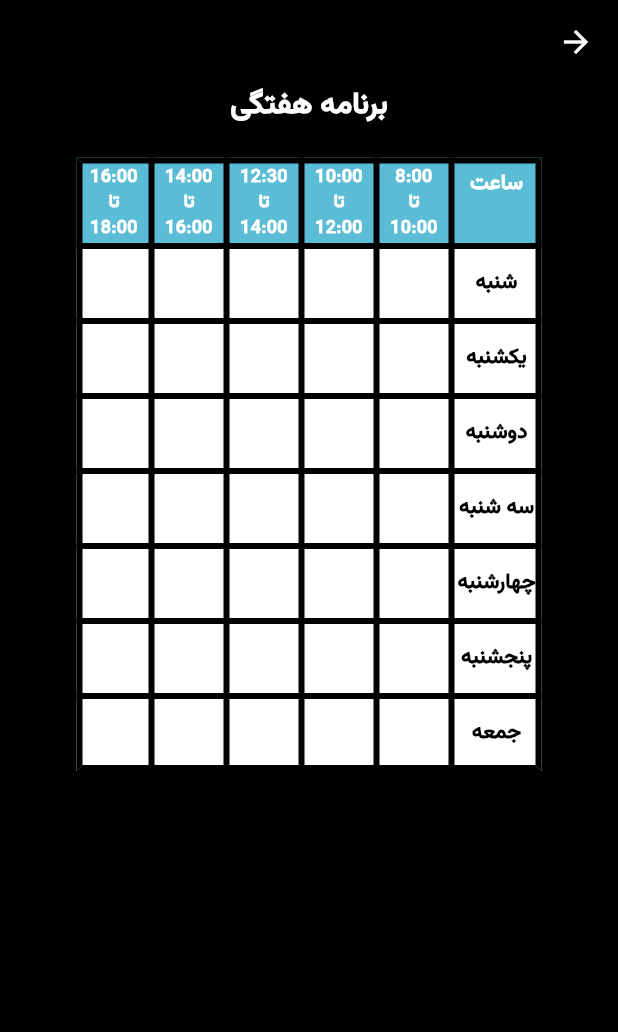
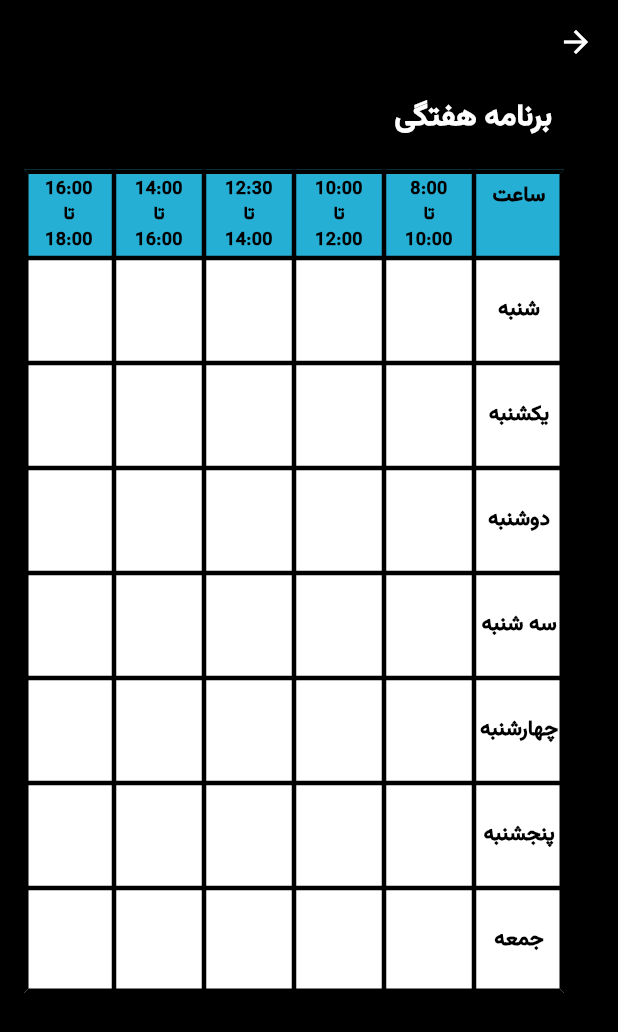
Before and after one commit to Sobhankhedry/Student-Helper-UI, a Flutter app: the WeeklySchedulePage screen opened directly, on a phone screen of 412 x 824 dp. Shown: the top 1032 px of the screen. Run offline on Flutter 3.47's test engine with Material 3 defaults, Android fonts, the phone set to English and light mode, and no system bars.

Commit message:
sth in weekly schedule changed

```diff
--- a/lib/weekly_schedule_page.dart
+++ b/lib/weekly_schedule_page.dart
@@ -19,8 +19,10 @@ class WeeklySchedulePage extends StatelessWidget {
         child: Padding(
           padding: const EdgeInsets.symmetric(horizontal: 16.0),
           child: Column(
+            crossAxisAlignment: CrossAxisAlignment.start,
             children: [
-              const Center(
+              Padding(
+                padding: const EdgeInsets.fromLTRB(8, 8, 8, 0),
                 child: Text(
                   'برنامه هفتگی',
                   style: TextStyle(
@@ -31,11 +33,9 @@ class WeeklySchedulePage extends StatelessWidget {
                   ),
                 ),
               ),
-              const SizedBox(height: 20),
+              const SizedBox(height: 20,),
 
-              Expanded(
-                child: _buildWeeklyScheduleTable(),
-              ),
+              Expanded(child: _buildWeeklyScheduleTable()),
 
               const SizedBox(height: 40),
             ],
@@ -46,7 +46,6 @@ class WeeklySchedulePage extends StatelessWidget {
   }
 
   Widget _buildWeeklyScheduleTable() {
-
     final List<Map<String, String>> timeSlots = [
       {'start': '8:00', 'end': '10:00'},
       {'start': '10:00', 'end': '12:00'},
@@ -66,23 +65,18 @@ class WeeklySchedulePage extends StatelessWidget {
     ];
 
     return Table(
-      border: TableBorder.all(
-        color: Colors.black,
-        width: 4,
-      ),
+      border: TableBorder.all(color: Colors.black, width: 3),
       columnWidths: const {
         0: FixedColumnWidth(60),
-        1: FixedColumnWidth(50),
-        2: FixedColumnWidth(50),
-        3: FixedColumnWidth(50),
-        4: FixedColumnWidth(50),
-        5: FixedColumnWidth(50),
+        1: FixedColumnWidth(60),
+        2: FixedColumnWidth(60),
+        3: FixedColumnWidth(60),
+        4: FixedColumnWidth(60),
+        5: FixedColumnWidth(60),
       },
       children: [
         TableRow(
-          decoration: const BoxDecoration(
-            color: Color(0xFF5BBCD6),
-          ),
+          decoration: const BoxDecoration(color: Color.fromARGB(255, 37, 175, 213)),
           children: [
             const TableCell(
               child: Padding(
@@ -92,7 +86,7 @@ class WeeklySchedulePage extends StatelessWidget {
                     'ساعت',
                     style: TextStyle(
                       fontFamily: 'Vazir',
-                      color: Colors.white,
+                      color: Colors.black,
                       fontWeight: FontWeight.bold,
                       fontSize: 14,
                     ),
@@ -114,7 +108,7 @@ class WeeklySchedulePage extends StatelessWidget {
                         timeSlot['start']!,
                         style: const TextStyle(
                           fontFamily: 'Vazir',
-                          color: Colors.white,
+                          color: Colors.black,
                           fontWeight: FontWeight.bold,
                           fontSize: 12,
                         ),
@@ -124,7 +118,7 @@ class WeeklySchedulePage extends StatelessWidget {
                         'تا',
                         style: TextStyle(
                           fontFamily: 'Vazir',
-                          color: Colors.white,
+                          color: Colors.black,
                           fontWeight: FontWeight.bold,
                           fontSize: 12,
                         ),
@@ -134,7 +128,7 @@ class WeeklySchedulePage extends StatelessWidget {
                         timeSlot['end']!,
                         style: const TextStyle(
                           fontFamily: 'Vazir',
-                          color: Colors.white,
+                          color: Colors.black,
                           fontWeight: FontWeight.bold,
                           fontSize: 12,
                         ),
@@ -148,11 +142,13 @@ class WeeklySchedulePage extends StatelessWidget {
           ],
         ),
 
-        ...weekDays.map((day) => TableRow(
+        ...weekDays
+            .map(
+              (day) => TableRow(
                 children: [
                   TableCell(
                     child: Container(
-                height: 50,
+                      height: 70,
                       color: Colors.white,
                       child: Center(
                         child: Text(
@@ -168,15 +164,20 @@ class WeeklySchedulePage extends StatelessWidget {
                       ),
                     ),
                   ),
-            ...List.generate(5, (index) => TableCell(
+                  ...List.generate(
+                    5,
+                    (index) => TableCell(
                       child: Container(
-                height: 50,
+                        height: 70,
                         color: Colors.white,
-                child: const SizedBox(),
+                        child: const SizedBox(height: 32,),
                       ),
-            )),
+                    ),
+                  ),
                 ],
-        )).toList(),
+              ),
+            )
+            .toList(),
       ],
     );
   }
```
Lines whose indentation alone changed are shown as unchanged.
